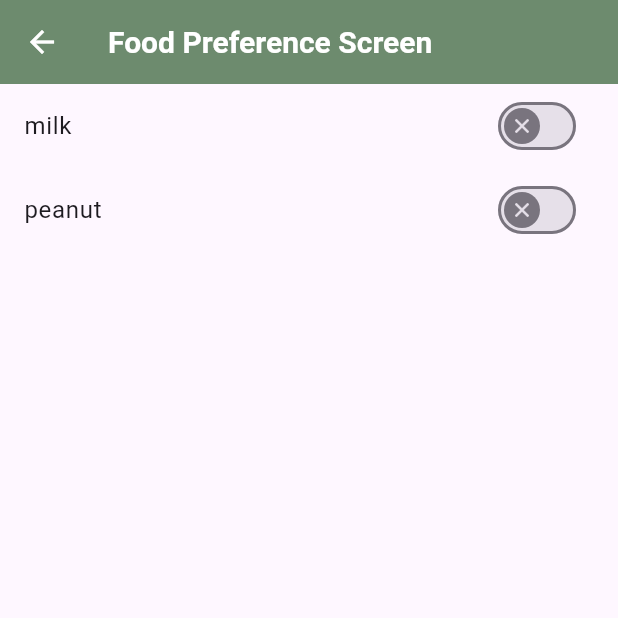
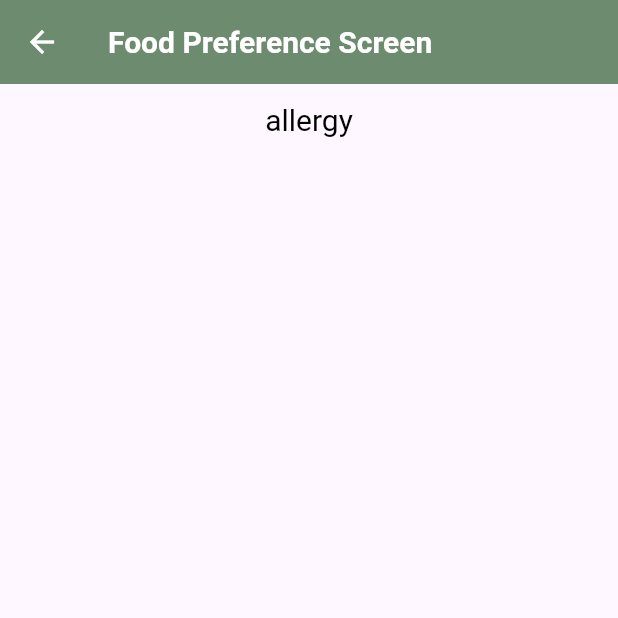
Before and after one commit to bismus-le-sha/ingredients_scanner, a Flutter app: the FoodPreferenceScreen screen opened by its route, on a phone screen of 412 x 824 dp, the top half of it. Run offline on Flutter 3.47's test engine with Material 3 defaults, Android fonts, the light colour scheme and no system bars; our stand-ins replace auto_route, bloc, curved_navigation_bar, equatable, get_it, talker_flutter; missing offline and left inert: talker_bloc_logger; statements that could not run were skipped.

Commit message:
add visible list

```diff
--- a/lib/pages/food_preference_screen/view/food_preference_screen.dart
+++ b/lib/pages/food_preference_screen/view/food_preference_screen.dart
@@ -3,6 +3,7 @@ import 'package:auto_route/auto_route.dart';
 import 'package:flutter/material.dart';
 import 'package:ingredients_scanner/pages/food_preference_screen/bloc/food_preference_screen_bloc.dart';
 import 'package:ingredients_scanner/widgets/lable_switcher.dart';
+import 'package:ingredients_scanner/widgets/visible_list.dart';
 
 @RoutePage()
 class FoodPreferenceScreen extends StatefulWidget {
@@ -27,14 +28,7 @@ class _FoodPreferenceScreenState extends State<FoodPreferenceScreen> {
         title: const Text('Food Preference Screen'),
       ),
       body: ListView(
-        children: const [
-          LableSwitcher(
-            lable: 'milk',
-          ),
-          LableSwitcher(
-            lable: 'peanut',
-          ),
-        ],
+        children: const [VisibleList(lable: 'allergy')],
       ),
     );
   }
--- a/lib/pages/user_menu_screen/view/user_menu_screen.dart
+++ b/lib/pages/user_menu_screen/view/user_menu_screen.dart
@@ -66,7 +66,6 @@ class UserMenuScreen extends StatefulWidget {
 class _UserMenuScreenState extends State<UserMenuScreen> {
   @override
   Widget build(BuildContext context) {
-    final theme = Theme.of(context);
     // final UserParams userParams = context.watch<UserParams>();
     return Scaffold(
       body: SafeArea(
--- a/lib/theme/theme.dart
+++ b/lib/theme/theme.dart
@@ -11,11 +11,10 @@ final mainTheme = ThemeData(
       fontWeight: FontWeight.w700,
     ),
   ),
-  buttonTheme: const ButtonThemeData(
-    textTheme: ButtonTextTheme.normal,
-  ),
   textButtonTheme: TextButtonThemeData(
-    style: TextButton.styleFrom(foregroundColor: Colors.black),
+    style: TextButton.styleFrom(
+        foregroundColor: Colors.black,
+        textStyle: const TextStyle(fontSize: 20)),
   ),
   listTileTheme: const ListTileThemeData(iconColor: Colors.white),
   textTheme: const TextTheme(
--- /dev/null
+++ b/lib/widgets/visible_list.dart
@@ -0,0 +1,35 @@
+import 'package:flutter/material.dart';
+import 'package:ingredients_scanner/widgets/lable_switcher.dart';
+
+class VisibleList extends StatefulWidget {
+  final String lable;
+  const VisibleList({super.key, required this.lable});
+
+  @override
+  State<VisibleList> createState() => _VisibleListState();
+}
+
+class _VisibleListState extends State<VisibleList> {
+  bool isVisible = false;
+
+  void vilibleState() {
+    setState(() {
+      isVisible = !isVisible;
+    });
+  }
+
+  @override
+  Widget build(BuildContext context) {
+    return Column(
+      mainAxisAlignment: MainAxisAlignment.start,
+      children: [
+        TextButton(
+            onPressed: () {
+              vilibleState();
+            },
+            child: Text(widget.lable)),
+        Visibility(visible: isVisible, child: LableSwitcher(lable: 'milk'))
+      ],
+    );
+  }
+}
```
